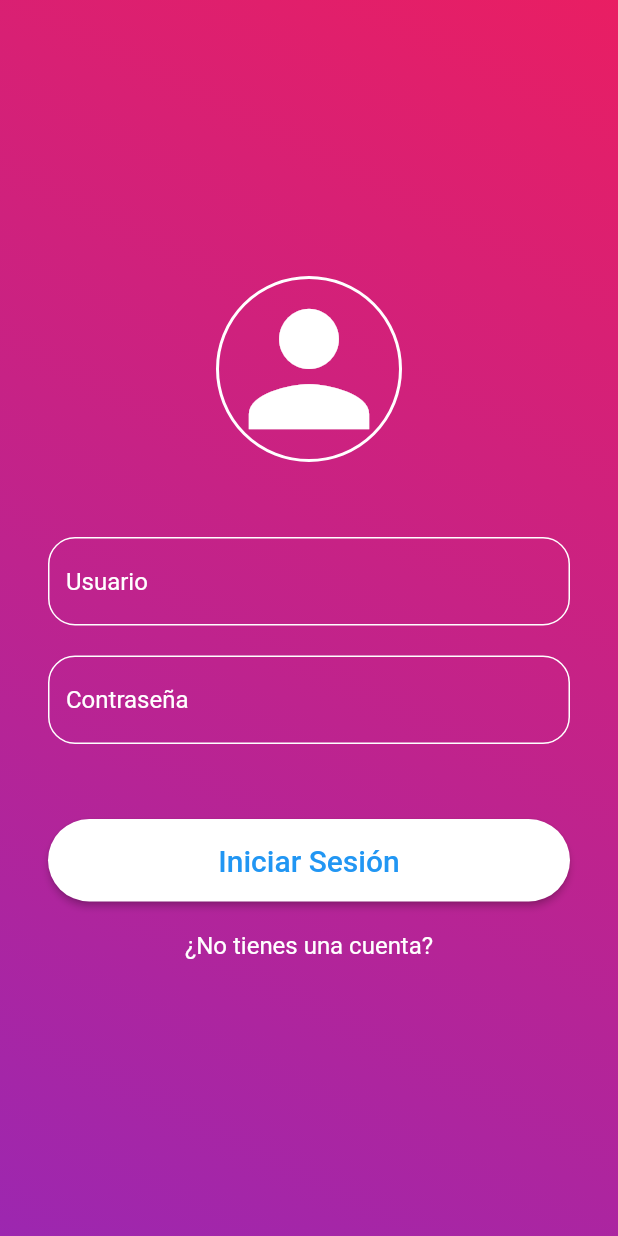
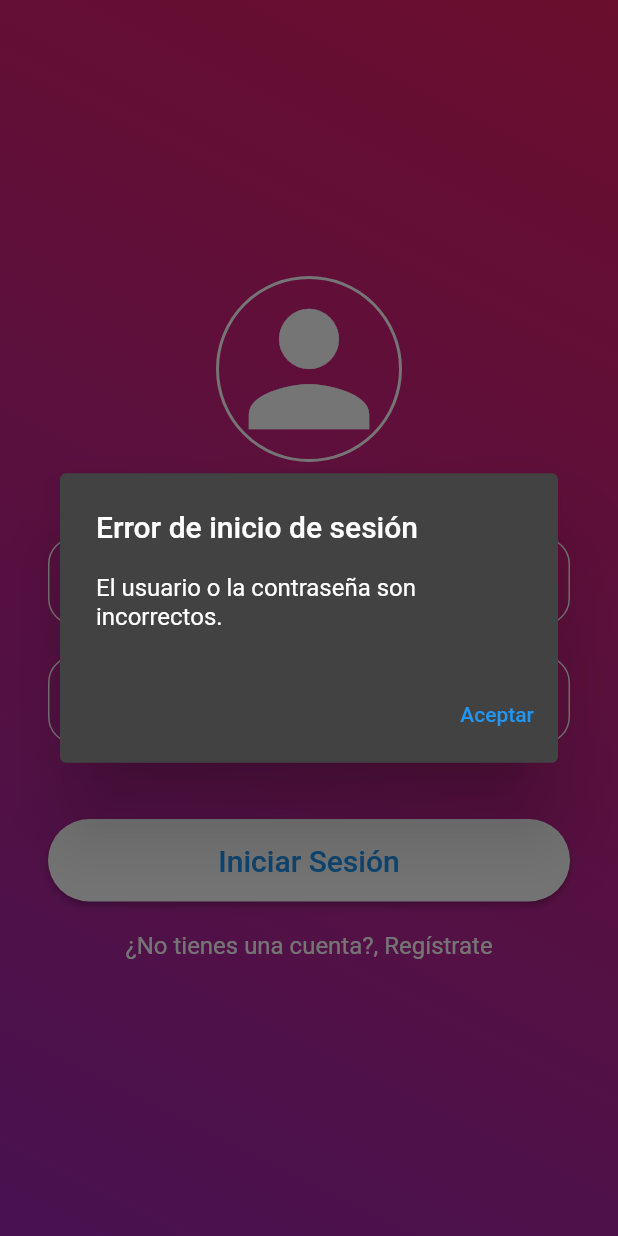
Before and after one commit to Jankarurosu/DressDeCode, a Flutter app: the Login screen opened directly, after a tap on "Iniciar Sesión", on a phone screen of 412 x 824 dp. Run offline on Flutter 3.47's test engine with Material 2 defaults, Android fonts, the phone set to English and light mode, and no system bars.

Commit message:
Páginas "Welcome.dart" y "Login.dart" completas.

```diff
--- a/dressdecode/lib/views/login.dart
+++ b/dressdecode/lib/views/login.dart
@@ -1,4 +1,6 @@
 import 'package:flutter/material.dart';
+import 'homepage.dart';
+import 'register.dart';
 
 class Login extends StatefulWidget {
   @override
@@ -54,8 +56,9 @@ class _LoginState extends State<Login> {
   Widget _icon() {
     return Container(
       decoration: BoxDecoration(
-          border: Border.all(color: Colors.white, width: 2),
-          shape: BoxShape.circle),
+        border: Border.all(color: Colors.white, width: 2),
+        shape: BoxShape.circle,
+      ),
       child: const Icon(Icons.person, color: Colors.white, size: 120),
     );
   }
@@ -63,8 +66,9 @@ class _LoginState extends State<Login> {
   Widget _inputField(String hintText, TextEditingController controller,
       {isPassword = false}) {
     var border = OutlineInputBorder(
-        borderRadius: BorderRadius.circular(18),
-        borderSide: const BorderSide(color: Colors.white));
+      borderRadius: BorderRadius.circular(18),
+      borderSide: const BorderSide(color: Colors.white),
+    );
     return TextField(
       style: const TextStyle(color: Colors.white),
       controller: controller,
@@ -81,8 +85,33 @@ class _LoginState extends State<Login> {
   Widget _loginBtn() {
     return ElevatedButton(
       onPressed: () {
-        debugPrint("Usuario : " + usernameController.text);
-        debugPrint("Contraseña : " + passwordController.text);
+        String username = usernameController.text;
+        String password = passwordController.text;
+        if (username == 'Usuario' && password == '123') {
+          Navigator.push(
+            context,
+            MaterialPageRoute(builder: (context) => Homepage()),
+          );
+        } else {
+          showDialog(
+            context: context,
+            builder: (BuildContext context) {
+              return AlertDialog(
+                title: const Text('Error de inicio de sesión'),
+                content:
+                    const Text('El usuario o la contraseña son incorrectos.'),
+                actions: [
+                  TextButton(
+                    child: const Text('Aceptar'),
+                    onPressed: () {
+                      Navigator.of(context).pop();
+                    },
+                  ),
+                ],
+              );
+            },
+          );
+        }
       },
       child: const SizedBox(
         width: double.infinity,
@@ -102,10 +131,18 @@ class _LoginState extends State<Login> {
   }
 
   Widget _extraText() {
-    return const Text(
-      "¿No tienes una cuenta?",
-      textAlign: TextAlign.center,
-      style: TextStyle(fontSize: 16, color: Colors.white),
+    return GestureDetector(
+      onTap: () {
+        Navigator.push(
+          context,
+          MaterialPageRoute(builder: (context) => Register()),
+        );
+      },
+      child: const Text(
+        "¿No tienes una cuenta?, Regístrate",
+        textAlign: TextAlign.center,
+        style: TextStyle(fontSize: 16, color: Colors.white),
+      ),
     );
   }
 }
--- a/dressdecode/pubspec.yaml
+++ b/dressdecode/pubspec.yaml
@@ -30,8 +30,6 @@ environment:
 dependencies:
   flutter:
     sdk: flutter
-
-
   # The following adds the Cupertino Icons font to your application.
   # Use with the CupertinoIcons class for iOS style icons.
   cupertino_icons: ^1.0.2
@@ -59,8 +57,8 @@ flutter:
   uses-material-design: true
 
   # To add assets to your application, add an assets section, like this:
-  # assets:
-  #   - images/a_dot_burr.jpeg
+  assets:
+    - assets/images/
   #   - images/a_dot_ham.jpeg
 
   # An image asset can refer to one or more resolution-specific "variants", see
```
Also changed, not shown: dressdecode/lib/main.dart (+100 -3 lines), dressdecode/lib/views/homepage.dart (added, +18 -0 lines), dressdecode/lib/views/register.dart (added, +18 -0 lines), dressdecode/assets/images/background.png (added).
